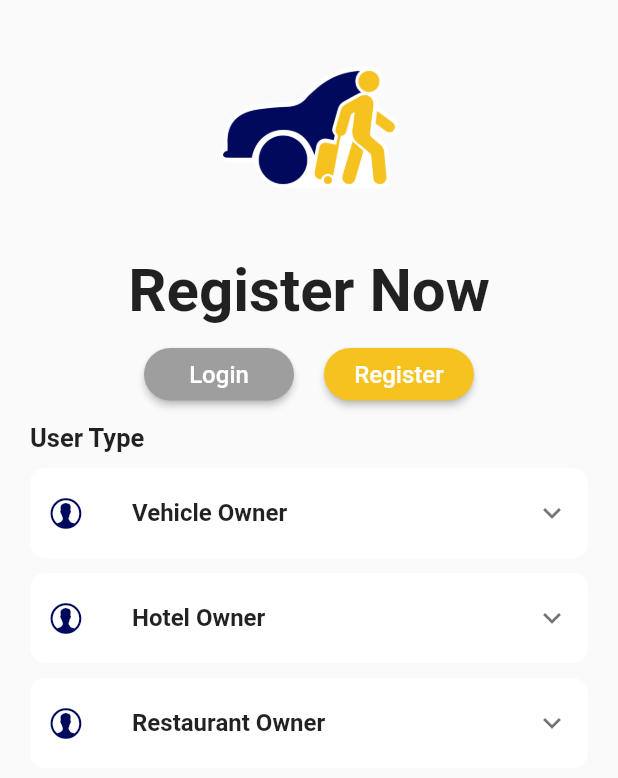
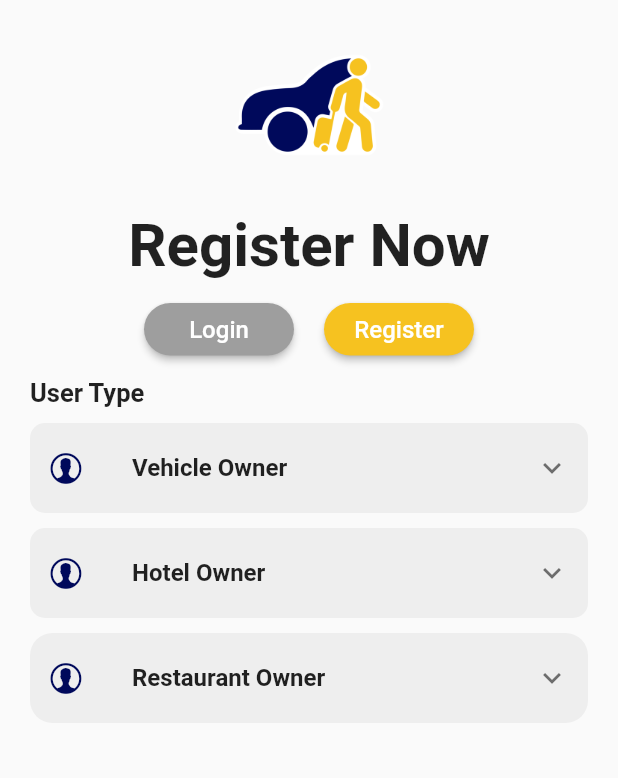
Before and after one commit to cocoalabspvtltd/NewApplication, a Flutter app: the screen it shows after launch, after a tap on "Register", after a tap on "Continue", on a phone screen of 412 x 824 dp. Shown: the top 778 px of the screen. Run offline on Flutter 3.47's test engine with Material 2 defaults, Android fonts, the phone set to English and light mode, and no system bars; drawn by our look-alikes of expansion_tile_card; our stand-ins replace fluttertoast, get, image_picker.

Commit message:
Register changes and modification

```diff
--- a/lib/ui/screens/login_signup/first_registeration_screen.dart
+++ b/lib/ui/screens/login_signup/first_registeration_screen.dart
@@ -1,5 +1,4 @@
 import 'dart:io';
-
 import 'package:expansion_tile_card/expansion_tile_card.dart';
 import 'package:flutter/cupertino.dart';
 import 'package:flutter/material.dart';
@@ -30,7 +29,6 @@ class _RegisterationScreenState extends State<RegisterationScreen> {
   TextFieldControl _restaurantname = TextFieldControl();
   TextFieldControl _restaurantno = TextFieldControl();
   TextFieldControl _restaurantaddress = TextFieldControl();
-
   bool signUp = false;
   @override
   Widget build(BuildContext context) {
@@ -44,10 +42,11 @@ class _RegisterationScreenState extends State<RegisterationScreen> {
               children: [
                 Align(
                     alignment: Alignment.center,
+                    child: SizedBox(
+                      height: 140,
                       child: Image.asset(
                         "assets/images/logo.png",
-                    height: 170,
-                  ),
+                      ),)
                 ),
                 Align(
                         alignment: Alignment.center,
@@ -107,7 +106,6 @@ class _RegisterationScreenState extends State<RegisterationScreen> {
                     ),
                   ],
                 ),
-                // signUp ? SignUpScreen() : _logInScreen(),
                 SizedBox(
                   height: 15,
                 ),
@@ -126,7 +124,10 @@ class _RegisterationScreenState extends State<RegisterationScreen> {
                 SizedBox(
                   height: 10,
                 ),
-                _restaurantowner()
+                _restaurantowner(),
+                SizedBox(
+                  height: 20,
+                ),
               ],
             ),
           ),
@@ -143,7 +144,7 @@ class _RegisterationScreenState extends State<RegisterationScreen> {
         shadowColor: primaryColor,
         elevation: 8,
         borderRadius: BorderRadius.circular(10),
-        baseColor: Colors.white,
+        baseColor: Colors.grey[200],
         leading: Icon(
           CupertinoIcons.person_alt_circle,
           color: primaryColor,
@@ -192,8 +193,8 @@ class _RegisterationScreenState extends State<RegisterationScreen> {
               },
               child: _licenseimage != null
                   ? Container(
-                      height: 60.00,
-                      width: 200,
+                      height: 80.00,
+                      width: 300,
                       margin: EdgeInsets.only(
                         top: 10.00,
                       ),
@@ -217,13 +218,18 @@ class _RegisterationScreenState extends State<RegisterationScreen> {
                           color: Colors.grey,
                         ),
                       ),
-                      child: Padding(
-                        padding: const EdgeInsets.only(left: 230),
-                        child: Icon(
+                      child: Row(
+                        children: [
+                          SizedBox(width: 10,),
+                          Text("Upload image",style: TextStyle(color: Colors.grey,),),
+                          Spacer(),
+                          Icon(
                             Icons.file_present_rounded,
                             size: 20,
                             color: primaryColor,
                           ),
+                          SizedBox(width: 10,),
+                        ],
                       ),
                     ),
             ),
@@ -260,8 +266,8 @@ class _RegisterationScreenState extends State<RegisterationScreen> {
               },
               child: _permitimage != null
                   ? Container(
-                height: 60.00,
-                width: 200,
+                height: 80.00,
+                width: 300,
                 margin: EdgeInsets.only(
                   top: 10.00,
                 ),
@@ -285,13 +291,18 @@ class _RegisterationScreenState extends State<RegisterationScreen> {
                     color: Colors.grey,
                   ),
                 ),
-                child: Padding(
-                  padding: const EdgeInsets.only(left: 230),
-                  child: Icon(
+                child: Row(
+                  children: [
+                    SizedBox(width: 10,),
+                    Text("Upload image",style: TextStyle(color: Colors.grey,),),
+                    Spacer(),
+                    Icon(
                       Icons.file_present_rounded,
                       size: 20,
                       color: primaryColor,
                     ),
+                    SizedBox(width: 10,),
+                  ],
                 ),
               ),
             ),
@@ -310,7 +321,7 @@ class _RegisterationScreenState extends State<RegisterationScreen> {
         shadowColor: primaryColor,
         elevation: 8,
         borderRadius: BorderRadius.circular(10),
-        baseColor: Colors.white,
+        baseColor: Colors.grey[200],
         leading: Icon(
           CupertinoIcons.person_alt_circle,
           color: primaryColor,
@@ -389,8 +400,8 @@ class _RegisterationScreenState extends State<RegisterationScreen> {
         contentPadding: EdgeInsets.fromLTRB(10, 0, 10, 0),
         shadowColor: primaryColor,
         elevation: 8,
-        borderRadius: BorderRadius.circular(10),
-        baseColor: Colors.white,
+        borderRadius: BorderRadius.circular(15),
+        baseColor: Colors.grey[200],
         leading: Icon(
           CupertinoIcons.person_alt_circle,
           color: primaryColor,
--- a/lib/ui/screens/login_signup/login_screen.dart
+++ b/lib/ui/screens/login_signup/login_screen.dart
@@ -31,10 +31,11 @@ class _LogInScreenState extends State<LogInScreen> {
             children: [
               Align(
                 alignment: Alignment.center,
+                child: SizedBox(
+                  height: 140,
                     child: Image.asset(
                       "assets/images/logo.png",
-                  height: 170,
-                ),
+                    ),)
               ),
               signUp ? Align(
                 alignment: Alignment.center,
@@ -100,9 +101,6 @@ class _LogInScreenState extends State<LogInScreen> {
                 ],
               ),
               signUp ? SignUpScreen() : _logInScreen(),
-              SizedBox(
-                height: 4,
-              ),
               Row(
                 mainAxisAlignment: MainAxisAlignment.center,
                 children: [
@@ -135,13 +133,13 @@ class _LogInScreenState extends State<LogInScreen> {
                   ),
                 ],
               ),
-              SizedBox(
-                height: 5,
-              ),
+              SizedBox(height: 5),
               Row(
                 mainAxisAlignment: MainAxisAlignment.center,
                 children: [
-                  ElevatedButton(
+                  SizedBox(
+                    height: 30,
+                    child: ElevatedButton(
                       style: ElevatedButton.styleFrom(
                         primary: Colors.white,
                         shape: CircleBorder(
@@ -156,7 +154,10 @@ class _LogInScreenState extends State<LogInScreen> {
                         width: 16,
                       ),
                     ),
-                  ElevatedButton(
+                  ),
+                  SizedBox(
+                    height: 30,
+                    child: ElevatedButton(
                       style: ElevatedButton.styleFrom(
                         primary: Colors.white,
                         shape: CircleBorder(
@@ -168,10 +169,13 @@ class _LogInScreenState extends State<LogInScreen> {
                       onPressed: () {},
                       child: Image.asset(
                         'assets/icons/ic_google.png',
-                      width: 24,
+                        width: 20,
                       ),
                     ),
-                  ElevatedButton(
+                  ),
+                  SizedBox(
+                    height: 30,
+                    child: ElevatedButton(
                       style: ElevatedButton.styleFrom(
                         primary: Colors.white,
                         shape: CircleBorder(
@@ -183,7 +187,8 @@ class _LogInScreenState extends State<LogInScreen> {
                       onPressed: () {},
                       child: Image.asset(
                         'assets/icons/ic_linkedIn.png',
-                      width: 24,
+                        width: 20,
+                      ),
                     ),
                   ),
                 ],
--- a/lib/ui/screens/login_signup/signup_form_screen.dart
+++ b/lib/ui/screens/login_signup/signup_form_screen.dart
@@ -16,21 +16,10 @@ class SignUpScreen extends StatefulWidget {
 class _SignUpScreenState extends State<SignUpScreen> {
   FormatAndValidate formatAndValidate = FormatAndValidate();
   TextFieldControl _name = TextFieldControl();
-  TextFieldControl _nickname = TextFieldControl();
-  TextFieldControl _dob = TextFieldControl();
-  List list=[
-    {'image': 'assets/icons/ic_male.png',
-    'name':'Male'},
-    {'image': 'assets/icons/ic_female.png',
-      'name':'Female'},
-    {'image': 'assets/icons/ic_others.png',
-      'name':'Others'}
-  ];
-  String? dropdownvalue;
-  // var gender = ['Select Gender','Male', 'Female', 'Others'];
-  // var gendericons=[Icon(Icons.person), Image.asset("assets/icons/ic_male.png"), Image.asset("assets/icons/ic_female.png"),
-  //   Image.asset("assets/icons/ic_others.png"),
-  // ];
+  TextFieldControl _emailid = TextFieldControl();
+  TextFieldControl _mobileno = TextFieldControl();
+  TextFieldControl _password = TextFieldControl();
+  TextFieldControl _confirmpassword = TextFieldControl();
   @override
   Widget build(BuildContext context) {
     return SingleChildScrollView(
@@ -56,79 +45,55 @@ class _SignUpScreenState extends State<SignUpScreen> {
               ),
             ),
             Text(
-              "Nick Name",
+              "Email",
               style: TextStyle(fontWeight: FontWeight.w500),
             ),
             AppTextBox(
-              textFieldControl: _nickname,
+              textFieldControl: _emailid,
               prefixIcon: Icon(
-                Icons.person,
+                Icons.mail_outline,
                 color: primaryColor,
               ),
-              hintText: 'Enter nick name',
-              keyboardType: TextInputType.text,
+              hintText: 'Enter mail address',
+              keyboardType: TextInputType.emailAddress,
             ),
             Text(
-              "Gender",
-              style: TextStyle(fontWeight: FontWeight.w500),
-            ),
-            Container(
-              height: 48,
-              width: 330,
-              margin: EdgeInsets.symmetric(vertical: 7),
-              padding: EdgeInsets.symmetric(vertical: 5, horizontal: 15),
-              decoration: BoxDecoration(
-                color:Colors.white,
-                borderRadius: BorderRadius.circular(10),
-                border: Border.all(color: Colors.grey,),
-              ),
-              child: DropdownButton(
-                underline: Container(),
-                value: dropdownvalue,
-                hint: Row(
-                  children: [
-                    Icon(Icons.person,color: primaryColor,),
-                    SizedBox(width: 8,),
-                    Text("Select Gender",style: TextStyle(fontSize: 14),),
-                  ],
-                ),
-                icon: Padding(
-                  padding: const EdgeInsets.only(left: 160),
-                  child: Icon(Icons.arrow_drop_down_rounded,color: primaryColor,),
-                ),
-                onChanged: (newValue) {
-                  setState(() {
-                      dropdownvalue = newValue.toString();
-                  });
-                },
-                items: list.map(( gender) {
-                  return DropdownMenuItem(
-                    value: gender['name'],
-                    child: Row(
-                      children: [
-                        Image.asset(gender['image'],width: 24,),
-                        SizedBox(width: 8,),
-                        Text(gender['name'])
-                      ],
-                    ),
-                  );
-                }).toList(),
-              ),),
-            Text(
-              "DOB",
+              "Mobile Number",
               style: TextStyle(fontWeight: FontWeight.w500),
             ),
             AppTextBox(
-              textFieldControl: _dob,
+              textFieldControl: _mobileno,
               prefixIcon: Icon(
-                Icons.email_outlined,
+                Icons.phone_android_outlined,
                 color: primaryColor,
               ),
-              hintText: 'DD/MM/YY',
+              hintText: 'Enter mobile number',
               keyboardType: TextInputType.number,
             ),
+            Text(
+              "Password",
+              style: TextStyle(fontWeight: FontWeight.w500),
+            ),
+            AppTextBox(
+              textFieldControl: _password,
+              prefixIcon: Icon(Icons.lock_outlined, color: primaryColor),
+              hintText: 'Password',
+              obscureText: true,
+              textInputAction: TextInputAction.done,
+            ),
+            Text(
+              "Confirm password",
+              style: TextStyle(fontWeight: FontWeight.w500),
+            ),
+            AppTextBox(
+              textFieldControl: _confirmpassword,
+              prefixIcon: Icon(Icons.lock_outlined, color: primaryColor),
+              hintText: 'Confirm password',
+              obscureText: true,
+              textInputAction: TextInputAction.done,
+            ),
             SizedBox(
-              height: 15,
+              height: 7,
             ),
             Center(
               child: SizedBox(
@@ -142,7 +107,7 @@ class _SignUpScreenState extends State<SignUpScreen> {
                   style: ElevatedButton.styleFrom(
                     primary: primaryColor,
                     shape: RoundedRectangleBorder(
-                      borderRadius: new BorderRadius.circular(12.0),
+                      borderRadius:  BorderRadius.circular(12.0),
                     ),
                   ),
                   child: Text("Continue"),
```
Lines whose indentation alone changed are shown as unchanged.
